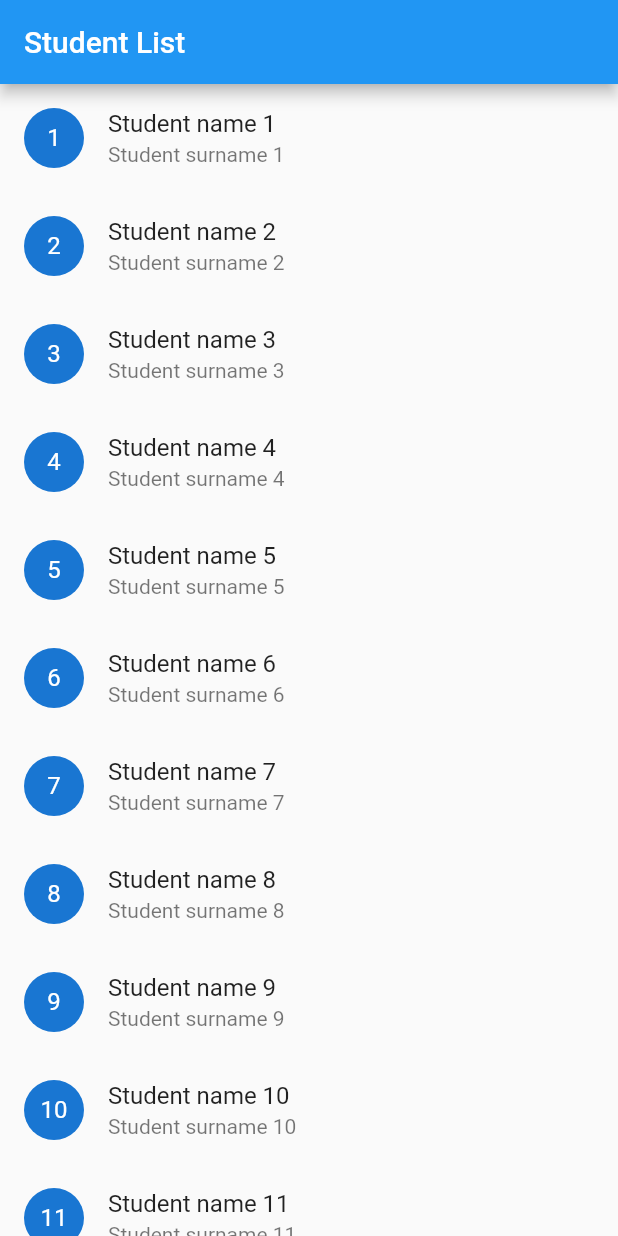
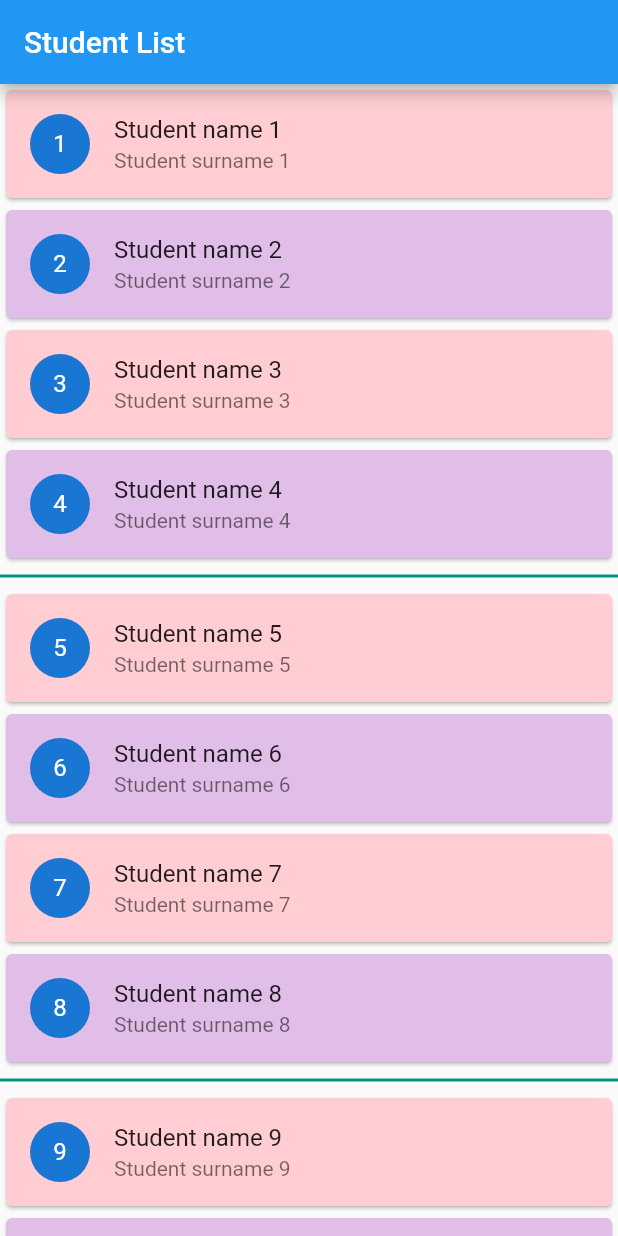
Before and after one commit to KilicEness/Sifirdan-Flutter-ile-Android-Ios-Apps-Development, a Flutter app: the screen it shows after launch, on a phone screen of 412 x 824 dp. Run offline on Flutter 3.47's test engine with Material 2 defaults, Android fonts, the phone set to English and light mode, and no system bars; our stand-ins replace flutter_easyloading.

Commit message:
easyloading pocket usage

```diff
--- a/flutter_apps/flutter_scrools_up/lib/listview_usage.dart
+++ b/flutter_apps/flutter_scrools_up/lib/listview_usage.dart
@@ -1,5 +1,7 @@
 import 'package:flutter/material.dart';
+import 'package:flutter_easyloading/flutter_easyloading.dart';
 
+// ignore: must_be_immutable
 class ListViewUsage extends StatelessWidget {
   ListViewUsage({super.key});
 
@@ -15,7 +17,54 @@ class ListViewUsage extends StatelessWidget {
       appBar: AppBar(
         title: Text('Student List'),
       ),
-      body: ListView(
+      body: buildListViewSeparated(),
+    );
+  }
+
+  ListView buildListViewSeparated() {
+    return ListView.separated(
+      itemBuilder: (BuildContext context, int index) {
+        var currentStudent = allStudents[index];
+        return Card(
+          color: index % 2 == 0 ? Colors.red.shade100 : Colors.purple.shade100,
+          child: ListTile(
+            onTap: () {
+              if (index % 2 == 0) {
+                EasyLoading.instance.backgroundColor = Colors.red;
+              } else {
+                EasyLoading.instance.backgroundColor = Colors.blue;
+              }
+              EasyLoading.showToast('Element clicked',
+                  duration: Duration(
+                    seconds: 3,
+                  ),
+                  dismissOnTap: true,
+                  toastPosition: EasyLoadingToastPosition.bottom);
+            },
+            title: Text(currentStudent.name),
+            subtitle: Text(currentStudent.surname),
+            leading: CircleAvatar(
+              child: Text(currentStudent.id.toString()),
+            ),
+          ),
+        );
+      },
+      itemCount: allStudents.length,
+      separatorBuilder: (context, index) {
+        var newIndex = index + 1;
+        if (newIndex % 4 == 0) {
+          return Divider(
+            thickness: 2,
+            color: Colors.teal,
+          );
+        }
+        return SizedBox();
+      },
+    );
+  }
+
+  ListView classicListView() {
+    return ListView(
       children: allStudents
           .map((Student std) => ListTile(
                 title: Text(std.name),
@@ -25,7 +74,6 @@ class ListViewUsage extends StatelessWidget {
                 ),
               ))
           .toList(),
-      ),
     );
   }
 }
--- a/flutter_apps/flutter_scrools_up/pubspec.yaml
+++ b/flutter_apps/flutter_scrools_up/pubspec.yaml
@@ -30,6 +30,8 @@ environment:
 dependencies:
   flutter:
     sdk: flutter
+  flutter_easyloading: ^3.0.0
+
 
 
   # The following adds the Cupertino Icons font to your application.
```
Also changed, not shown: flutter_apps/flutter_scrools_up/lib/main.dart (+22 -2 lines), flutter_apps/flutter_scrools_up/pubspec.lock. Lines whose indentation alone changed are shown as unchanged.
